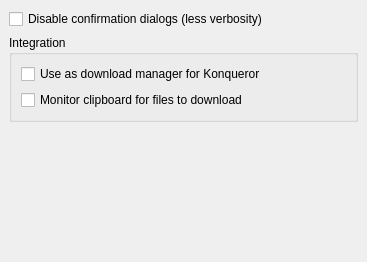
Old version of the form conf/dlgadvanced.ui in the repository KDE/kget.
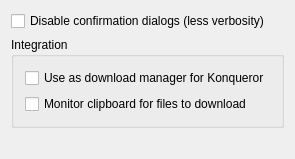
New version of the form.

Commit message:
Usability fixes for settings dialog: #6 Extension formatting unclear #8 Inconsistent settings labels and dialog layout
+ UI files cleanups

```diff
--- a/conf/dlgadvanced.ui
+++ b/conf/dlgadvanced.ui
@@ -1,21 +1,7 @@
 <ui version="4.0" >
  <class>DlgAdvanced</class>
  <widget class="QWidget" name="DlgAdvanced" >
-  <property name="geometry" >
-   <rect>
-    <x>0</x>
-    <y>0</y>
-    <width>367</width>
-    <height>262</height>
-   </rect>
-  </property>
   <layout class="QVBoxLayout" >
-   <property name="margin" >
-    <number>9</number>
-   </property>
-   <property name="spacing" >
-    <number>6</number>
-   </property>
    <item>
     <widget class="QCheckBox" name="kcfg_ExpertMode" >
      <property name="text" >
@@ -29,12 +15,6 @@
       <string>Integration</string>
      </property>
      <layout class="QVBoxLayout" >
-      <property name="margin" >
-       <number>9</number>
-      </property>
-      <property name="spacing" >
-       <number>6</number>
-      </property>
       <item>
        <widget class="QCheckBox" name="kcfg_KonquerorIntegration" >
         <property name="text" >
```
The commit also changes 4 other files.
